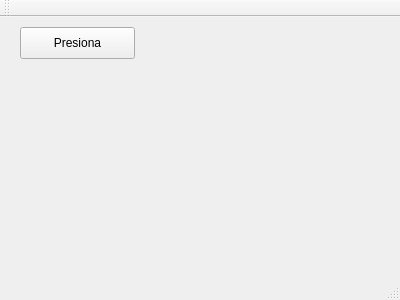
pollodav/gitPruebas, file mainwindow.ui: the form before one commit.
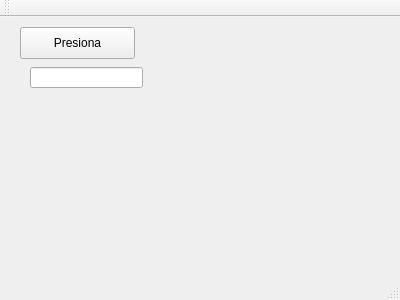
The form after the commit.

The edit to the form file:
```diff
--- a/mainwindow.ui
+++ b/mainwindow.ui
@@ -27,6 +27,16 @@
      <string>Presiona</string>
     </property>
    </widget>
+   <widget class="QLineEdit" name="lineEdit">
+    <property name="geometry">
+     <rect>
+      <x>30</x>
+      <y>50</y>
+      <width>113</width>
+      <height>21</height>
+     </rect>
+    </property>
+   </widget>
   </widget>
   <widget class="QMenuBar" name="menuBar">
    <property name="geometry">
```
